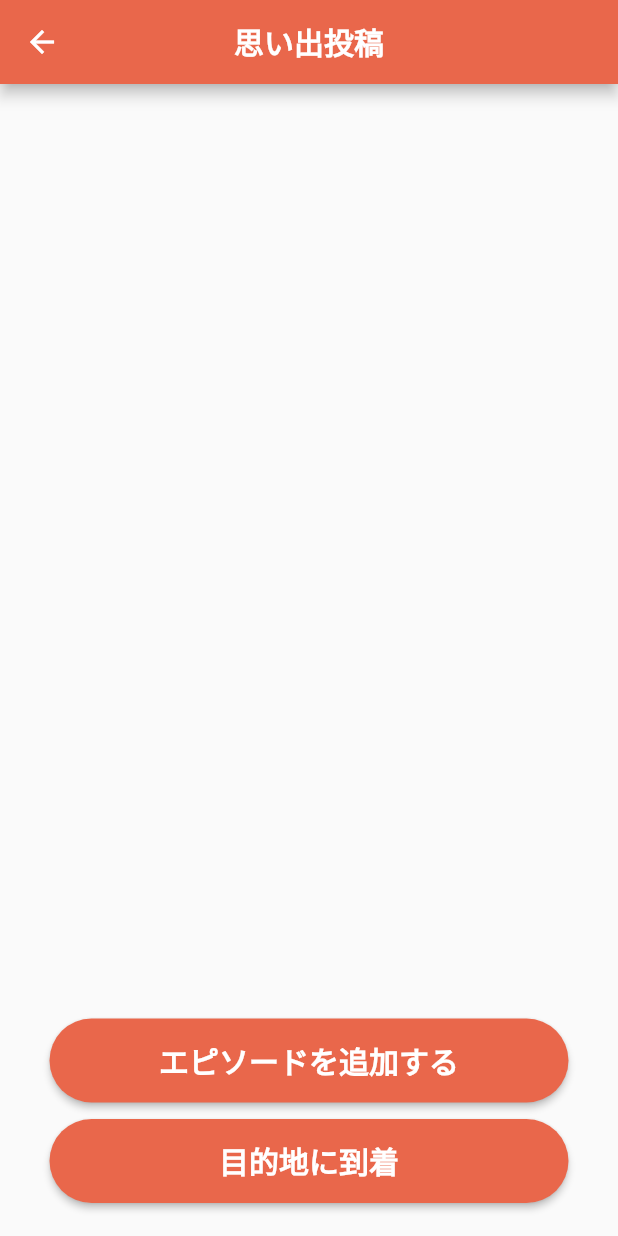
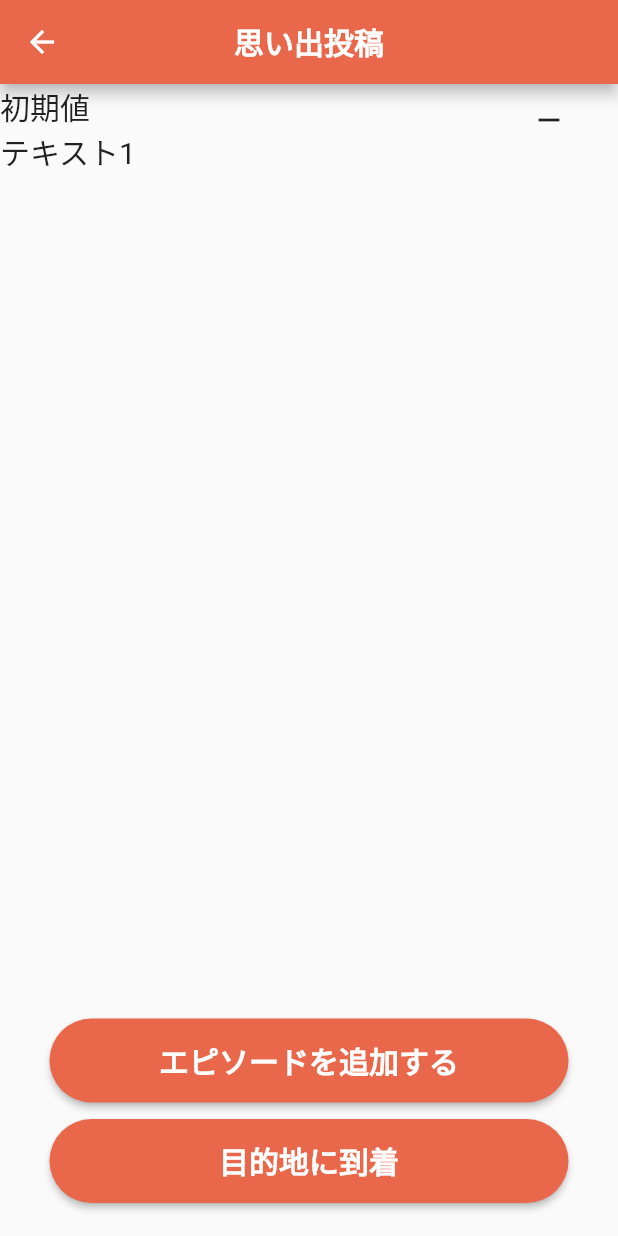
Before and after one commit to oonyaTeam/memory_share, a Flutter app: the SubEpisodePage screen opened directly, after a tap on "エピソードを追加する", on a phone screen of 412 x 824 dp. Run offline on Flutter 3.47's test engine with Material 2 defaults, Android fonts, the phone set to English and light mode, and no system bars; our stand-ins replace geolocator, google_maps_flutter, image_picker; missing offline and left inert: arcore_flutter_plugin, flutter_config.

Commit message:
一旦エピソードを追加するボタンを機能させました。 文字はまだ入力できません。

```diff
--- a/lib/pages/sub_episode_page.dart
+++ b/lib/pages/sub_episode_page.dart
@@ -27,6 +27,15 @@ class _SubEpisodePageState extends State<SubEpisodePage> {
     }
   }
 
+  // List<Color> colorList = [Colors.cyan, Colors.deepOrange, Colors.indigo];
+
+  List<Text> _list = [
+    Text(
+      "初期値",
+      style: TextStyle(fontSize: 20),
+    ),
+  ];
+
   @override
   Widget build(BuildContext context) {
     return Scaffold(
@@ -41,20 +50,97 @@ class _SubEpisodePageState extends State<SubEpisodePage> {
         ),
       ),
       body:Stack(children:[
+
+        Column(
+          children: [
+            Expanded(
+              child: ListView.builder(
+                itemCount: _list.length,
+                itemBuilder: (BuildContext context, int index) {
+                  return _list[index];
+                },
+              ),
+            ),
+
+
+
+            // IconButton(
+            //   icon: Icon(Icons.add),
+            //   onPressed: () {
+            //     setState(() {
+            //       _list.add(
+            //         Text(
+            //           "テキスト" + _list.length.toString(),
+            //           style: TextStyle(fontSize: 20),
+            //         ),
+            //       );
+            //     });
+            //   },
+            // ),
+
+          ],
+        ),
+
+        // ListView.builder(
+        //   itemCount: 12,
+        //   itemBuilder: (BuildContext context, int index) {
+        //     return Container(
+        //       height: 80,
+        //       color: colorList[index % colorList.length],
+        //       child: Text('こんにちわ'),
+        //     );
+        //   },
+        // ),
+        // Align(
+        //   alignment: Alignment.bottomCenter,
+        //   child: Container(
+        //     margin: EdgeInsets.only(bottom: 89),
+        //     child:
+        //       longButton("エピソードを追加する",() => {})
+        //   ),
+        // ),
         Align(
           alignment: Alignment.bottomCenter,
           child: Container(
-            margin: EdgeInsets.only(bottom: 89),
-            child:
-              longButton("エピソードを追加する",() => {})
+              margin: EdgeInsets.only(bottom: 89),
+              child:
+              longButton("エピソードを追加する",() => {
+                setState(() {
+                  _list.add(
+                    Text(
+                      "テキスト" + _list.length.toString(),
+                      style: TextStyle(fontSize: 20),
+                    ),
+                  );
+                })
+              })
           ),
         ),
         Align(
           alignment: Alignment.bottomCenter,
           child: Container(
-            margin: EdgeInsets.only(bottom: 22),
-            child:
-            longButton("目的地に到着",() => onTapArriveButton(context))
+              margin: EdgeInsets.only(bottom: 22),
+              child:
+              longButton("目的地に到着",() => onTapArriveButton(context))
+          ),
+        ),
+        Align(
+          alignment: Alignment.topRight,
+          child: Container(
+              margin: EdgeInsets.only(right: 22),
+              child:
+              IconButton(
+                icon: Icon(Icons.remove),
+                onPressed: () {
+                  if (_list.length == 1) {
+                    ;
+                  } else {
+                    setState(() {
+                      _list.removeAt(_list.length - 1);
+                    });
+                  }
+                },
+              )
           ),
         ),
       ]),
```
